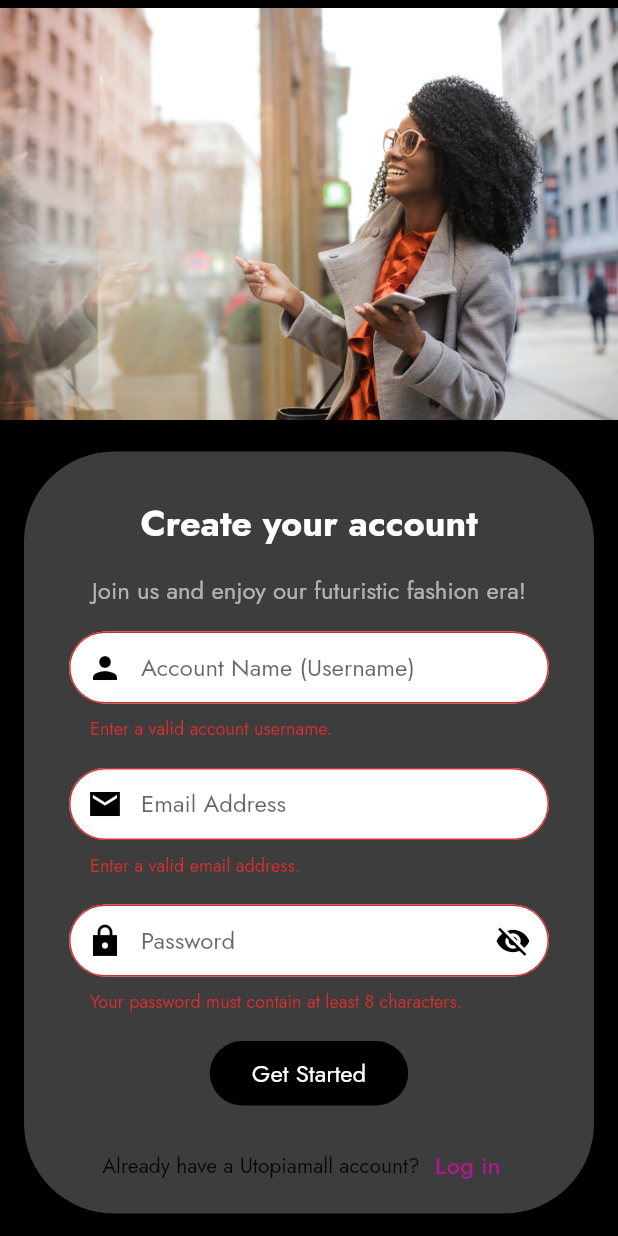
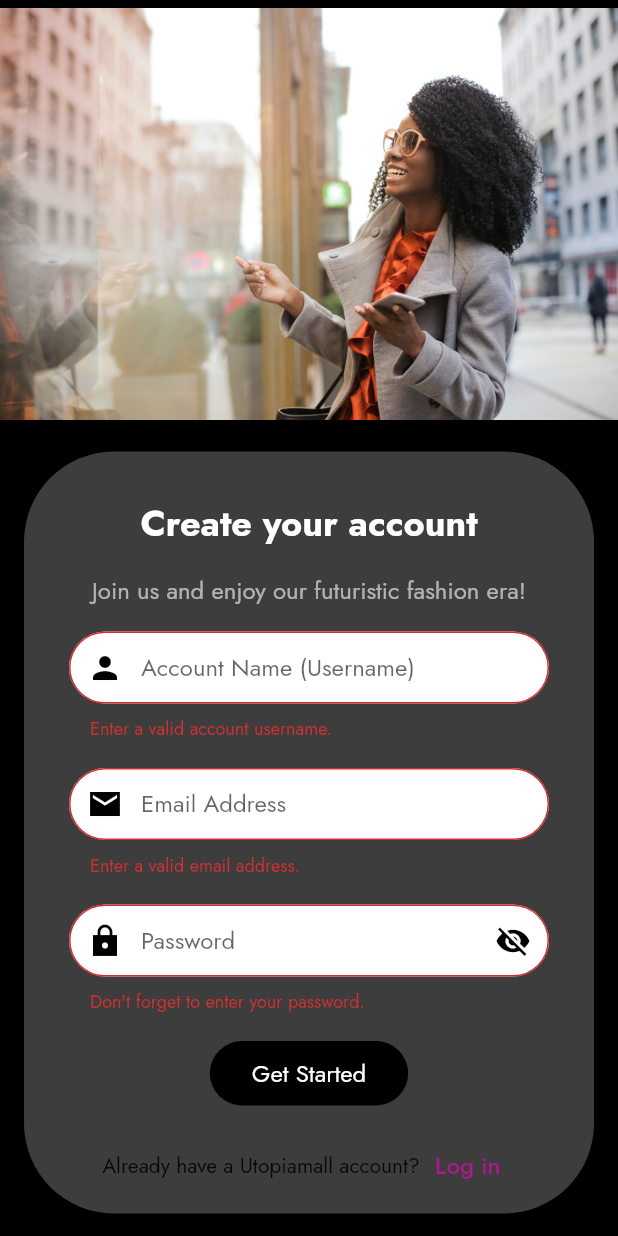
Before and after one commit to lewiskirori/Utopiamall-App, a Flutter app: the SignUpScreen screen opened directly, after a tap on "Get Started", on a phone screen of 412 x 824 dp. Run offline on Flutter 3.47's test engine with Material 2 defaults, Android fonts, the light colour scheme and no system bars; our stand-ins replace fluttertoast, get, google_fonts.

Commit message:
request handling

```diff
--- a/lib/api_conn/api_conn.dart
+++ b/lib/api_conn/api_conn.dart
@@ -1,6 +1,6 @@
 class API {
-  static const hostConnect = "http://192.168.100.83/utopiamall_api";
-  static const hostConnectUser = "$hostConnect/shopper";
+  static const hostConnect = "http://192.168.100.22/utopiamall_api";
+  static const hostConnectShopper = "$hostConnect/shopper";
 
   // Sign up shopper
   static const validateEmail = "$hostConnect/shopper/validate_email.php";
--- a/lib/shoppers/auth/signup_screen.dart
+++ b/lib/shoppers/auth/signup_screen.dart
@@ -43,7 +43,8 @@ class _SignUpScreenState extends State<SignUpScreen> {
       }
     }
     catch(e){
-
+      print(e.toString());
+      Fluttertoast.showToast(msg: e.toString());
     }
   }
 
@@ -64,12 +65,15 @@ class _SignUpScreenState extends State<SignUpScreen> {
       if(res.statusCode == 200){
         var resBodyOfSignUp = jsonDecode(res.body);
         if(resBodyOfSignUp['success'] == true){
-          Fluttertoast.showToast(msg: "Congratulations, signed up successfully! Welcome aboard.");
+          Fluttertoast.showToast(msg: "Congrats, signed up successfully... Welcome aboard!");
+        } else {
+          Fluttertoast.showToast(msg: "Oops! Sign up was unsuccessful. Please try again.");
         }
       }
     }
     catch(e){
-
+      print(e.toString());
+      Fluttertoast.showToast(msg: e.toString());
     }
   }
 
@@ -247,7 +251,15 @@ class _SignUpScreenState extends State<SignUpScreen> {
                                     ()=> TextFormField(
                                       controller: passwordController,
                                       obscureText: isObsecure.value,
-                                      validator: (val) => val == "" ? "Your password must contain at least 8 characters." : null,
+                                      validator: (val) {
+                                        if (val!.isEmpty) {
+                                          return "Don't forget to enter your password.";
+                                        }
+                                        if (val.length < 8) {
+                                          return "Your password must contain at least 8 characters.";
+                                        }
+                                        return null;
+                                      },
                                       decoration: InputDecoration(
                                         prefixIcon: const Icon(
                                           Icons.lock_sharp,
```
